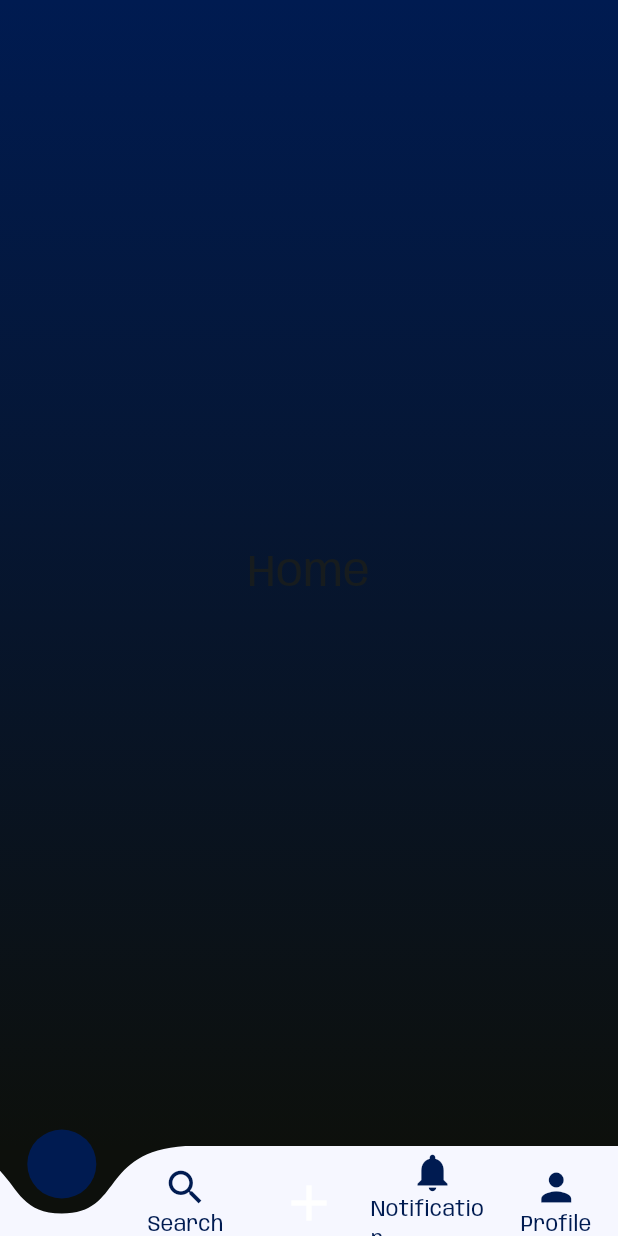
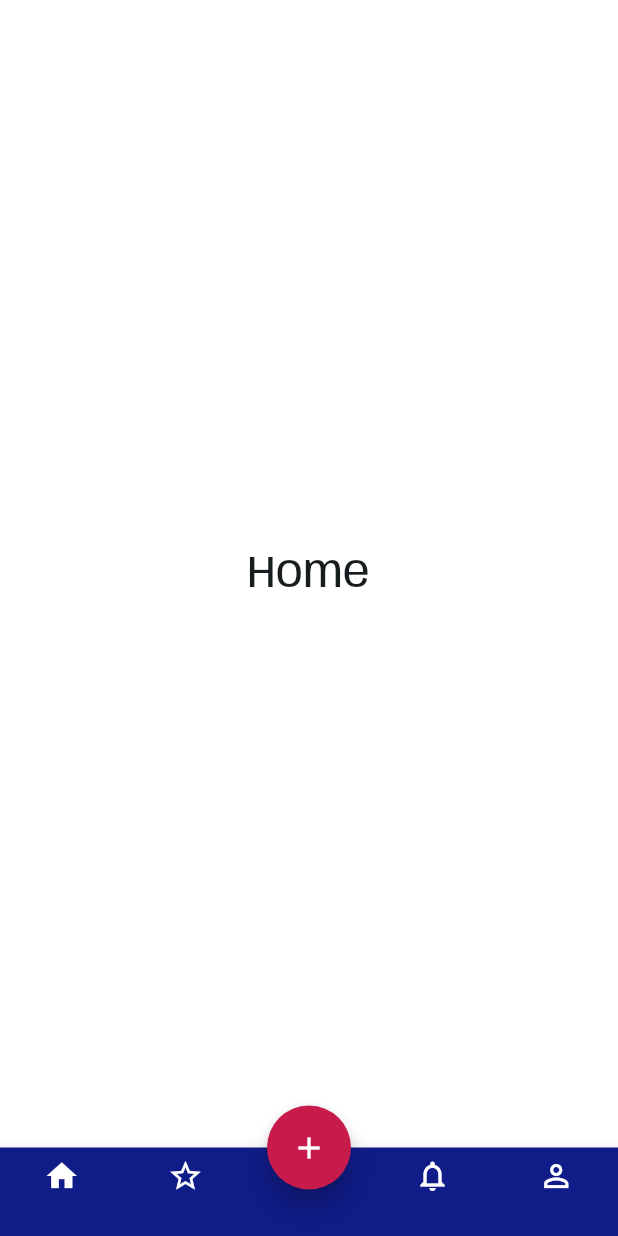
Before and after one commit to bitsandbytes2022-prog/hiwash_customer, a Flutter app: the DashboardScreen screen opened by its route, on a phone screen of 412 x 824 dp. Run offline on Flutter 3.47's test engine with Material 3 defaults, Android fonts, the phone set to English and light mode, and no system bars; drawn by our look-alikes of curved_navigation_bar; our stand-ins replace flutter_screenutil, flutter_svg, get, google_fonts, lottie, pinput and 1 more; project files that could hold a hidden picture were left out.

Commit message:
working on home screen

```diff
--- a/lib/featuers/dashboard/view/dashbord_screen.dart
+++ b/lib/featuers/dashboard/view/dashbord_screen.dart
@@ -1,8 +1,11 @@
-import 'package:curved_navigation_bar/curved_navigation_bar.dart';
 import 'package:flutter/cupertino.dart';
 import 'package:flutter/material.dart';
+import 'package:get/get.dart';
+import 'package:get/get_core/src/get_main.dart';
+import 'package:hiwash_customer/route/route_strings.dart';
+import 'package:hiwash_customer/styling/app_color.dart';
 
-import '../../../styling/app_color.dart';
+import '../../wash_status/view/wash_status_screen.dart';
 
 class DashboardScreen extends StatefulWidget {
   DashboardScreen({super.key});
@@ -17,87 +20,68 @@ class _DashboardScreenState extends State<DashboardScreen> {
   final List<Widget> _pages = [
     Center(child: Text('Home', style: TextStyle(fontSize: 30))),
     Center(child: Text('Reward', style: TextStyle(fontSize: 30))),
-    Center(child: Text('Main', style: TextStyle(fontSize: 30))),
+    WashStatusScreen(),
     Center(child: Text('Notification', style: TextStyle(fontSize: 30))),
     Center(child: Text('Profile', style: TextStyle(fontSize: 30))),
   ];
+
+  void _onItemTapped(int index) {
+    setState(() {
+      _currentIndex = index;
+    });
+  }
 
   @override
   Widget build(BuildContext context) {
     return Scaffold(
       body: Container(
         decoration: const BoxDecoration(
-          gradient: LinearGradient(
-            begin: Alignment.topRight,
-            end: Alignment.bottomRight,
-            colors: [
-              AppColor.c001B51,
-              AppColor.c0D100C,
-            ],
-          ),
+          color: Colors.white,
         ),
         child: _pages[_currentIndex],
       ),
-      bottomNavigationBar: CurvedNavigationBar(
-        index: _currentIndex,
-        height: 60.0,
-        items: <Widget>[
-          Column(
-            mainAxisAlignment: MainAxisAlignment.center,
-            children: [
-              Icon(Icons.home, size: 30, color: AppColor.c001B51),
-              if (_currentIndex != 0)
-                Text('Home', style: TextStyle(color: AppColor.c001B51)),
-            ],
+      bottomNavigationBar: BottomNavigationBar(
+        items: <BottomNavigationBarItem>[
+          BottomNavigationBarItem(
+            icon: _currentIndex == 0 ? Icon(Icons.home, color: Colors.white) : Icon(Icons.home_outlined, color: Colors.white),
+            label: '',
           ),
-          Column(
-            mainAxisAlignment: MainAxisAlignment.center,
-            children: [
-              Icon(Icons.search, size: 30, color: AppColor.c001B51),
-              if (_currentIndex != 1)
-                Text('Search', style: TextStyle(color: AppColor.c001B51)),
-            ],
+          BottomNavigationBarItem(
+            icon: _currentIndex == 1 ? Icon(Icons.star, color: Colors.white) : Icon(Icons.star_border, color: Colors.white),
+            label: '',
           ),
-          // Center Icon
-          Container(
-            padding: EdgeInsets.symmetric(vertical: 10),
-            child: IconButton(
-              icon: Icon(Icons.add, size: 40, color: AppColor.white),
-              onPressed: () {
-                // Handle center button press
-                // You can navigate to a new screen or perform an action
-              },
-            ),
+          BottomNavigationBarItem(
+            icon: _currentIndex == 2 ? Icon(Icons.add, color: Colors.white) : Icon(Icons.add_outlined, color: Colors.white),
+            label: '',
           ),
-          Column(
-            mainAxisAlignment: MainAxisAlignment.center,
-            children: [
-              Icon(Icons.notifications, size: 30, color: AppColor.c001B51),
-              if (_currentIndex != 3)
-                Text('Notification', style: TextStyle(color: AppColor.c001B51)),
-            ],
+          BottomNavigationBarItem(
+            icon: _currentIndex == 3 ? Icon(Icons.notifications, color: Colors.white) : Icon(Icons.notifications_outlined, color: Colors.white),
+            label: '',
           ),
-          Column(
-            mainAxisAlignment: MainAxisAlignment.center,
-            children: [
-              Icon(Icons.person, size: 30, color: AppColor.c001B51),
-              if (_currentIndex != 4)
-                Text('Profile', style: TextStyle(color: AppColor.c001B51)),
-            ],
+          BottomNavigationBarItem(
+            icon: _currentIndex == 4 ? Icon(Icons.person, color: Colors.white) : Icon(Icons.person_outline, color: Colors.white),
+            label: '', // Empty label
           ),
         ],
-        color: AppColor.cF6F7FF,
-        buttonBackgroundColor: AppColor.c001B51, // Change this to your desired color
-        backgroundColor: AppColor.c0D100C,
-        animationCurve: Curves.easeInOut,
-        animationDuration: Duration(milliseconds: 300),
-        onTap: (index) {
-          if (index != 2) { // Prevent changing index when center button is tapped
-            setState(() {
-              _currentIndex = index;
-            });
-          }
+        currentIndex: _currentIndex,
+        selectedItemColor: Colors.white,
+        unselectedItemColor: Colors.white,
+        backgroundColor: AppColor.blue,
+        onTap: _onItemTapped,
+        type: BottomNavigationBarType.fixed,
+      ),
+      floatingActionButtonLocation: FloatingActionButtonLocation.centerDocked,
+      floatingActionButton: FloatingActionButton(
+        backgroundColor: AppColor.red,
+        elevation: 6,
+        shape: RoundedRectangleBorder(
+
+          borderRadius: BorderRadius.all(Radius.circular(100)),
+        ),
+        onPressed: () {
+Get.toNamed(RouteStrings.washStatusScreen);
         },
+        child: Icon(Icons.add, color: Colors.white),
       ),
     );
   }
```
Also changed, not shown: lib/featuers/auth/view/login_screen.dart (+17 -6 lines), lib/featuers/auth/view/sign_up_screen.dart (+14 -101 lines).
